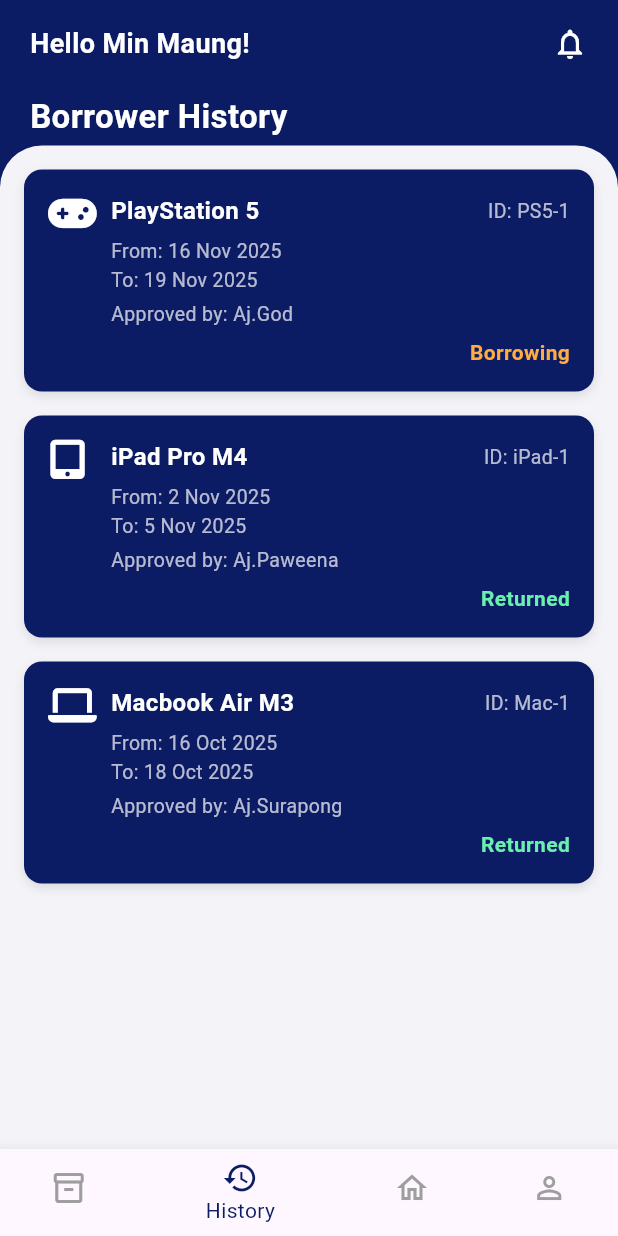
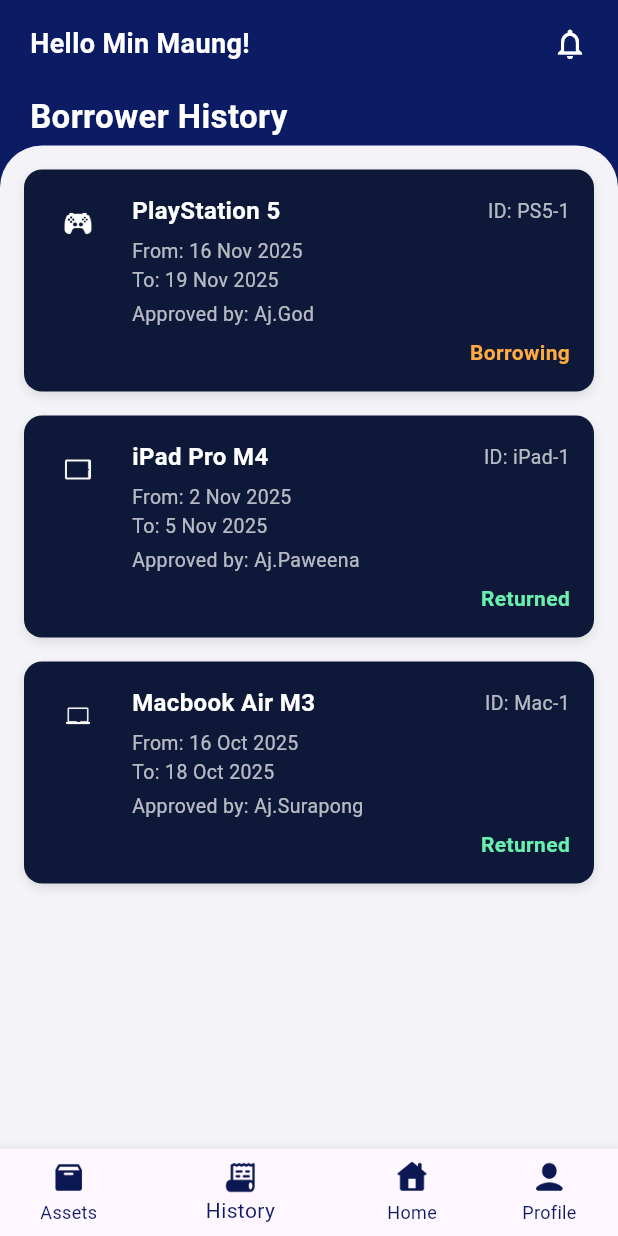
Before and after one commit to 6631501135MIN/asset_borrowing_system, a Flutter app: the StudentHistoryPage screen opened directly, on a phone screen of 412 x 824 dp. Run offline on Flutter 3.47's test engine with Material 3 defaults, Android fonts, the phone set to English and light mode, and no system bars; our stand-ins replace font_awesome_flutter.

```diff
--- a/lib/student_history.dart
+++ b/lib/student_history.dart
@@ -14,7 +14,7 @@ class StudentHistoryPage extends StatelessWidget {
         "to": "19 Nov 2025",
         "approvedBy": "Aj.God",
         "status": "Borrowing",
-        "icon": FontAwesomeIcons.gamepad,
+        "icon": "assets/PS_Controller.png",
       },
       {
         "name": "iPad Pro M4",
@@ -23,7 +23,7 @@ class StudentHistoryPage extends StatelessWidget {
         "to": "5 Nov 2025",
         "approvedBy": "Aj.Paweena",
         "status": "Returned",
-        "icon": FontAwesomeIcons.tabletScreenButton,
+        "icon": "assets/iPad.png",
       },
       {
         "name": "Macbook Air M3",
@@ -32,7 +32,7 @@ class StudentHistoryPage extends StatelessWidget {
         "to": "18 Oct 2025",
         "approvedBy": "Aj.Surapong",
         "status": "Returned",
-        "icon": FontAwesomeIcons.laptop,
+        "icon": "assets/MacBook.png",
       },
     ];
 
@@ -56,7 +56,7 @@ class StudentHistoryPage extends StatelessWidget {
                       fontWeight: FontWeight.w600,
                     ),
                   ),
-                  const Icon(Icons.notifications_none, color: Colors.white)
+                  const Icon(Icons.notifications_none, color: Colors.white),
                 ],
               ),
             ),
@@ -93,23 +93,23 @@ class StudentHistoryPage extends StatelessWidget {
                       margin: const EdgeInsets.only(bottom: 16),
                       padding: const EdgeInsets.all(16),
                       decoration: BoxDecoration(
-                        color: const Color(0xFF0C1C64),
+                        color: const Color(0xFF0E1939),
                         borderRadius: BorderRadius.circular(12),
                         boxShadow: [
                           BoxShadow(
                             color: Colors.black.withOpacity(0.1),
                             blurRadius: 5,
                             offset: const Offset(0, 3),
-                          )
+                          ),
                         ],
                       ),
                       child: Row(
                         crossAxisAlignment: CrossAxisAlignment.start,
                         children: [
-                          Icon(
-                            item["icon"] as IconData,
-                            color: Colors.white,
-                            size: 26,
+                          Image.asset(
+                            item['icon'].toString(),
+                            width: 40,
+                            height: 40,
                           ),
                           const SizedBox(width: 16),
                           Expanded(
@@ -165,7 +165,7 @@ class StudentHistoryPage extends StatelessWidget {
                                       fontWeight: FontWeight.w600,
                                     ),
                                   ),
-                                )
+                                ),
                               ],
                             ),
                           ),
@@ -184,23 +184,28 @@ class StudentHistoryPage extends StatelessWidget {
       bottomNavigationBar: BottomNavigationBar(
         backgroundColor: Colors.white,
         selectedItemColor: const Color(0xFF0C1C64),
-        unselectedItemColor: Colors.grey,
+        unselectedItemColor: const Color(0xFF0C1C64),
         currentIndex: 1,
-        items: const [
+        showUnselectedLabels: true,
+        items: [
           BottomNavigationBarItem(
-            icon: Icon(Icons.inventory_2_outlined),
+            icon: Image.asset("assets/Empty_Box.png", width: 24, height: 24),
             label: "Assets",
           ),
           BottomNavigationBarItem(
-            icon: Icon(Icons.history),
+            icon: Image.asset(
+              "assets/Activity_History.png",
+              width: 24,
+              height: 24,
+            ),
             label: "History",
           ),
           BottomNavigationBarItem(
-            icon: Icon(Icons.home_outlined),
+            icon: Image.asset("assets/Home_Page.png", width: 24, height: 24),
             label: "Home",
           ),
           BottomNavigationBarItem(
-            icon: Icon(Icons.person_outline),
+            icon: Image.asset("assets/User.png", width: 24, height: 24),
             label: "Profile",
           ),
         ],
```
Also changed, not shown: lib/main.dart (+2 -17 lines), pubspec.yaml (+4 -4 lines), assets/Activity_History.png (added), assets/Empty_Box.png (added), assets/Home_Page.png (added), assets/MacBook.png (added), assets/PS_Controller.png (added), assets/User.png (added), assets/iPad.png (added), pubspec.lock, 1 other file.
